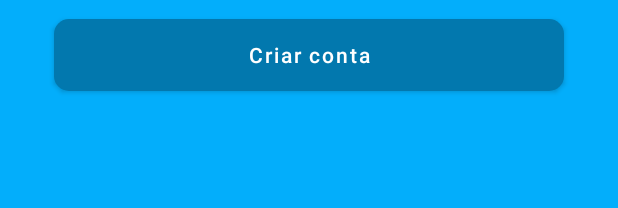
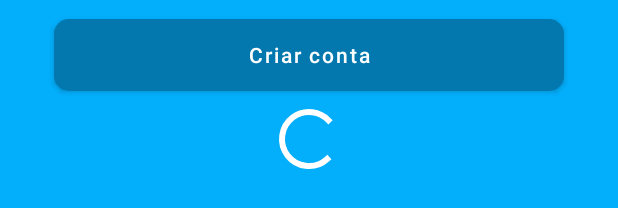
Before and after one commit to jhol2015/TaskKotlin, an Android app: the layout fragment_register.xml on its own in the app's theme, with its tools: preview values and no code run, on a phone screen of 412 x 824 dp. Shown: the part 346-554 px from the top of the screen. Run offline under Robolectric (Android 15) with nearby library versions, the phone set to English and light mode, and no system bars.

Commit message:
Create page RegisterFragment.kt and validation :construction:

```diff
--- a/app/src/main/res/layout/fragment_register.xml
+++ b/app/src/main/res/layout/fragment_register.xml
@@ -53,10 +53,12 @@
                 android:textColor="@color/white" />
 
             <EditText
+                android:id="@+id/edtEmail"
                 android:layout_width="match_parent"
                 android:layout_height="wrap_content"
                 android:layout_marginTop="8dp"
                 android:background="@drawable/bg_edit"
+                android:inputType="textEmailAddress"
                 android:hint="email@email.com"
                 android:padding="14dp"
                 android:textSize="14sp" />
@@ -69,25 +71,38 @@
                 android:textColor="@color/white" />
 
             <EditText
+                android:id="@+id/edtSenha"
                 android:layout_width="match_parent"
                 android:layout_height="wrap_content"
                 android:layout_marginTop="8dp"
                 android:background="@drawable/bg_edit"
+                android:inputType="textPassword"
                 android:hint="*******"
                 android:padding="14dp"
                 android:textSize="14sp" />
 
             <Button
+                android:id="@+id/btnRegister"
                 android:layout_width="match_parent"
                 android:layout_height="wrap_content"
+                android:layout_marginStart="20dp"
                 android:layout_marginTop="14dp"
+                android:layout_marginEnd="20dp"
                 android:background="@drawable/bg_button"
-                android:layout_marginStart="20dp"
-                android:layout_marginEnd="20dp"
                 android:text="Criar conta"
                 android:textAllCaps="false"
                 android:textColor="@color/white"
                 app:backgroundTint="@null" />
+
+            <ProgressBar
+                android:id="@+id/progressBar"
+                android:layout_width="wrap_content"
+                android:layout_height="wrap_content"
+                android:visibility="invisible"
+                tools:visibility="visible"
+                android:indeterminateTint="@color/white"
+                android:layout_marginTop="8dp"
+                android:layout_gravity="center_horizontal"/>
         </LinearLayout>
 
 
```
Also changed, not shown: app/build.gradle (+11 -0 lines), app/src/main/java/com/jholdev/taskkotlin/ui/HomeFragment.kt (added, +20 -0 lines), app/src/main/java/com/jholdev/taskkotlin/ui/auth/LoginFragment.kt (+39 -3 lines), app/src/main/java/com/jholdev/taskkotlin/ui/auth/RegisterFragment.kt (+64 -5 lines), app/src/main/res/layout/fragment_home.xml (added, +14 -0 lines), app/src/main/res/layout/fragment_login.xml (+12 -6 lines), app/src/main/res/navigation/main_graph.xml (+12 -1 lines), build.gradle (+7 -1 lines), 1 other file.
